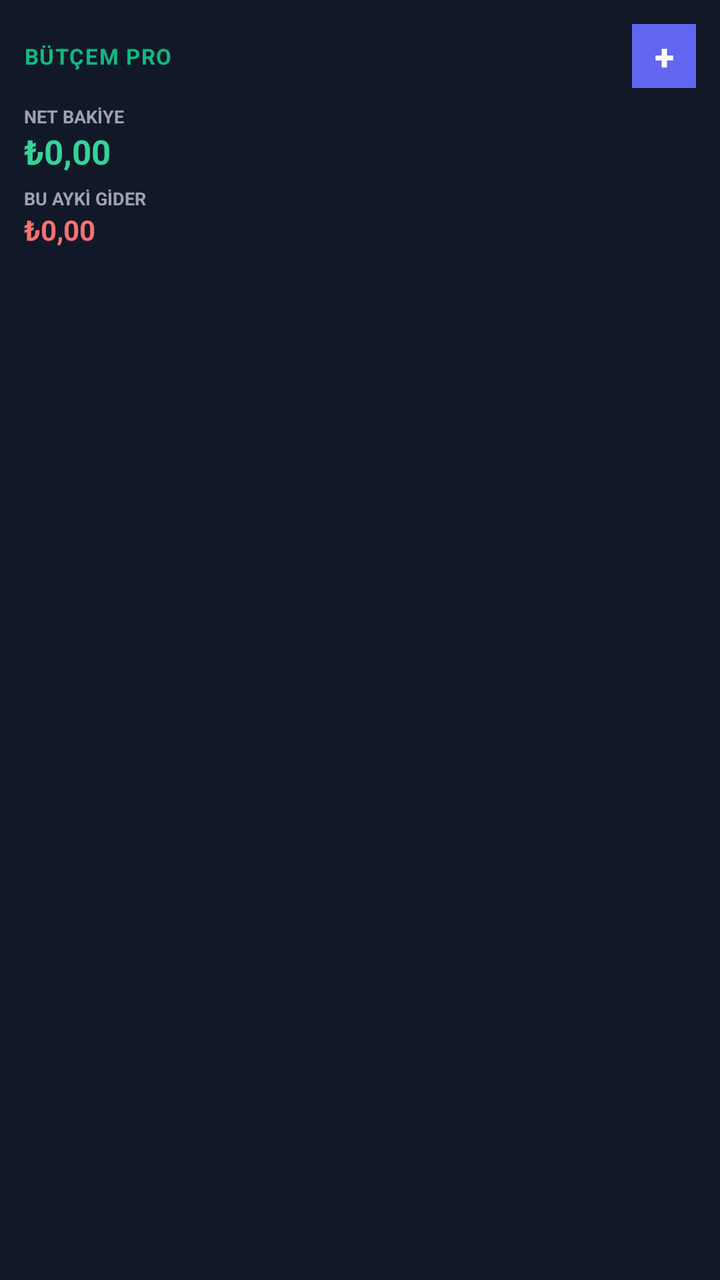
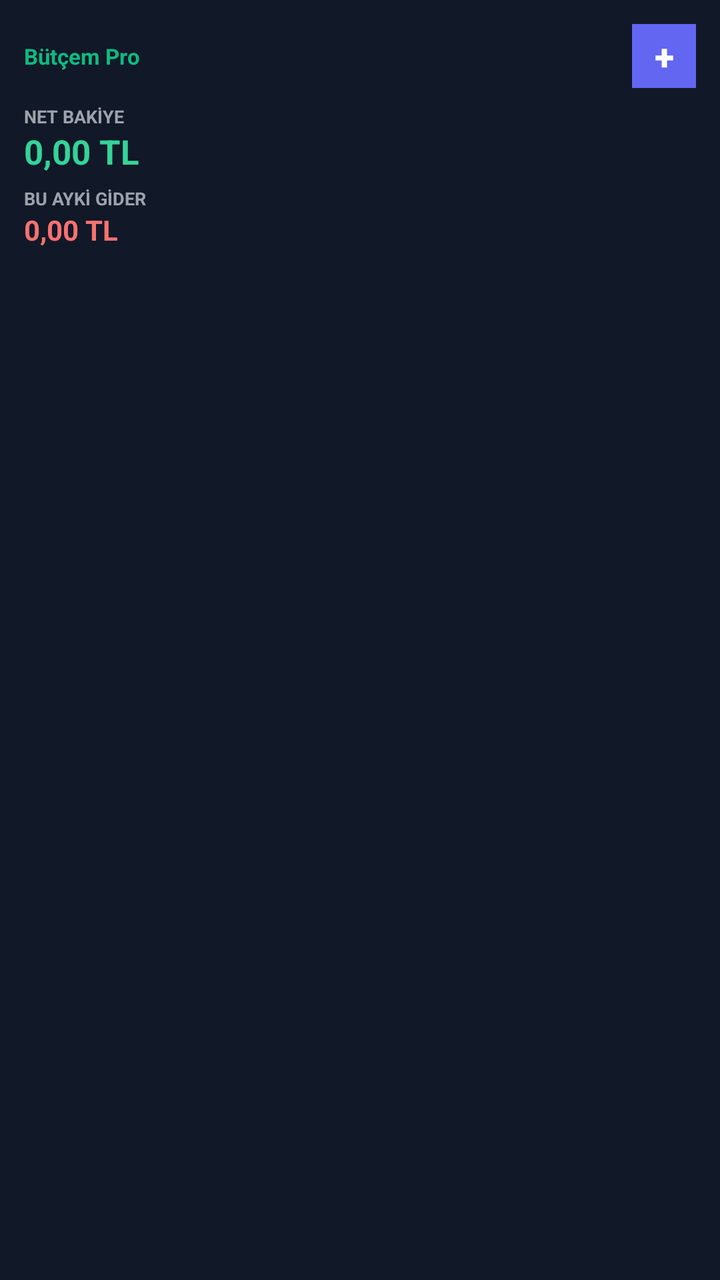

Screens rendered from an Android XML layout before and after an edit, with the pre-edit source and the edit as a unified diff.
<!-- AndroidManifest.xml: application theme AppTheme.NoActionBar -->
<!-- res/layout/widget_quick_summary.xml -->
<?xml version="1.0" encoding="utf-8"?>
<RelativeLayout xmlns:android="http://schemas.android.com/apk/res/android"
    android:id="@+id/widget_root"
    android:layout_width="match_parent"
    android:layout_height="match_parent"
    android:background="#111827"
    android:padding="12dp">

    
    <LinearLayout
        android:id="@+id/header_layout"
        android:layout_width="match_parent"
        android:layout_height="wrap_content"
        android:orientation="horizontal"
        android:gravity="center_vertical">

        <TextView
            android:id="@+id/widget_title"
            android:layout_width="0dp"
            android:layout_height="wrap_content"
            android:layout_weight="1"
            android:text="BÜTÇEM PRO"
            android:textColor="#10B981"
            android:textSize="11sp"
            android:textStyle="bold"
            android:letterSpacing="0.05" />

        <Button
            android:id="@+id/btn_add_expense"
            android:layout_width="32dp"
            android:layout_height="32dp"
            android:text="+"
            android:textColor="#FFFFFF"
            android:textSize="18sp"
            android:textStyle="bold"
            android:background="#6366F1"
            android:gravity="center"
            android:contentDescription="Harcama Ekle" />
    </LinearLayout>

    
    <LinearLayout
        android:layout_width="match_parent"
        android:layout_height="wrap_content"
        android:layout_below="@id/header_layout"
        android:layout_marginTop="8dp"
        android:orientation="vertical">

        
        <TextView
            android:layout_width="wrap_content"
            android:layout_height="wrap_content"
            android:text="NET BAKİYE"
            android:textColor="#9CA3AF"
            android:textSize="9sp"
            android:textStyle="bold" />

        <TextView
            android:id="@+id/txt_net_balance"
            android:layout_width="wrap_content"
            android:layout_height="wrap_content"
            android:text="₺0,00"
            android:textColor="#34D399"
            android:textSize="17sp"
            android:textStyle="bold" />

        
        <TextView
            android:layout_width="wrap_content"
            android:layout_height="wrap_content"
            android:layout_marginTop="6dp"
            android:text="BU AYKİ GİDER"
            android:textColor="#9CA3AF"
            android:textSize="9sp"
            android:textStyle="bold" />

        <TextView
            android:id="@+id/txt_monthly_expense"
            android:layout_width="wrap_content"
            android:layout_height="wrap_content"
            android:text="₺0,00"
            android:textColor="#F87171"
            android:textSize="14sp"
            android:textStyle="bold" />
    </LinearLayout>

</RelativeLayout>
<!-- resources referenced by this layout -->
<resources>
  <style name="AppTheme.NoActionBar" parent="Theme.AppCompat.DayNight.NoActionBar">
          <item name="windowActionBar">false</item>
          <item name="windowNoTitle">true</item>
          <item name="android:background">@null</item>
          <item name="android:windowBackground">#020617</item>
          <item name="android:statusBarColor">#0b132b</item>
          <item name="android:windowLightStatusBar">false</item>
          <item name="android:windowDrawsSystemBarBackgrounds">true</item>
          <item name="android:navigationBarColor">#020617</item>
          <item name="android:windowLightNavigationBar">false</item>
      </style>
</resources>

<!-- the commit's change to res/layout/widget_quick_summary.xml (unified diff, before → after) -->
@@ -19,11 +19,10 @@
             android:layout_width="0dp"
             android:layout_height="wrap_content"
             android:layout_weight="1"
-            android:text="BÜTÇEM PRO"
+            android:text="@string/app_name"
             android:textColor="#10B981"
             android:textSize="11sp"
-            android:textStyle="bold"
-            android:letterSpacing="0.05" />
+            android:textStyle="bold" />
 
         <Button
             android:id="@+id/btn_add_expense"
@@ -35,7 +34,7 @@
             android:textStyle="bold"
             android:background="#6366F1"
             android:gravity="center"
-            android:contentDescription="Harcama Ekle" />
+            android:contentDescription="@string/widget_add_expense_desc" />
     </LinearLayout>
 
     
@@ -50,7 +49,7 @@
         <TextView
             android:layout_width="wrap_content"
             android:layout_height="wrap_content"
-            android:text="NET BAKİYE"
+            android:text="@string/widget_net_balance_label"
             android:textColor="#9CA3AF"
             android:textSize="9sp"
             android:textStyle="bold" />
@@ -59,7 +58,7 @@
             android:id="@+id/txt_net_balance"
             android:layout_width="wrap_content"
             android:layout_height="wrap_content"
-            android:text="₺0,00"
+            android:text="@string/widget_zero_amount"
             android:textColor="#34D399"
             android:textSize="17sp"
             android:textStyle="bold" />
@@ -69,7 +68,7 @@
             android:layout_width="wrap_content"
             android:layout_height="wrap_content"
             android:layout_marginTop="6dp"
-            android:text="BU AYKİ GİDER"
+            android:text="@string/widget_monthly_expense_label"
             android:textColor="#9CA3AF"
             android:textSize="9sp"
             android:textStyle="bold" />
@@ -78,7 +77,7 @@
             android:id="@+id/txt_monthly_expense"
             android:layout_width="wrap_content"
             android:layout_height="wrap_content"
-            android:text="₺0,00"
+            android:text="@string/widget_zero_amount"
             android:textColor="#F87171"
             android:textSize="14sp"
             android:textStyle="bold" />
<!-- resource entries referenced after the edit -->
@@ -1,5 +1,10 @@
 <!-- resources referenced by this layout -->
 <resources>
+  <string name="app_name">Bütçem Pro</string>
+  <string name="widget_add_expense_desc">Harcama Ekle</string>
+  <string name="widget_monthly_expense_label">BU AYKİ GİDER</string>
+  <string name="widget_net_balance_label">NET BAKİYE</string>
+  <string name="widget_zero_amount">0,00 TL</string>
   <style name="AppTheme.NoActionBar" parent="Theme.AppCompat.DayNight.NoActionBar">
           <item name="windowActionBar">false</item>
           <item name="windowNoTitle">true</item>
